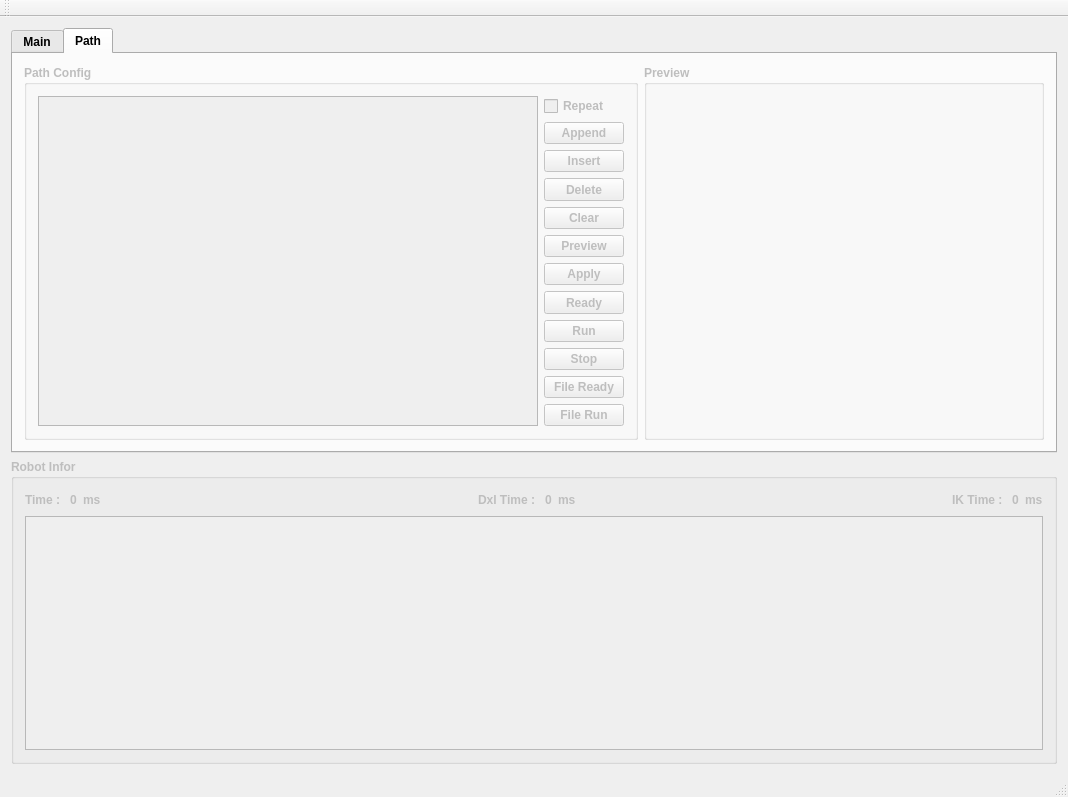
Before: the Qt Designer form RobotControllerUI/MainWindow/mainwindow.ui in hajunsong/Controller, drawn with Qt 5.
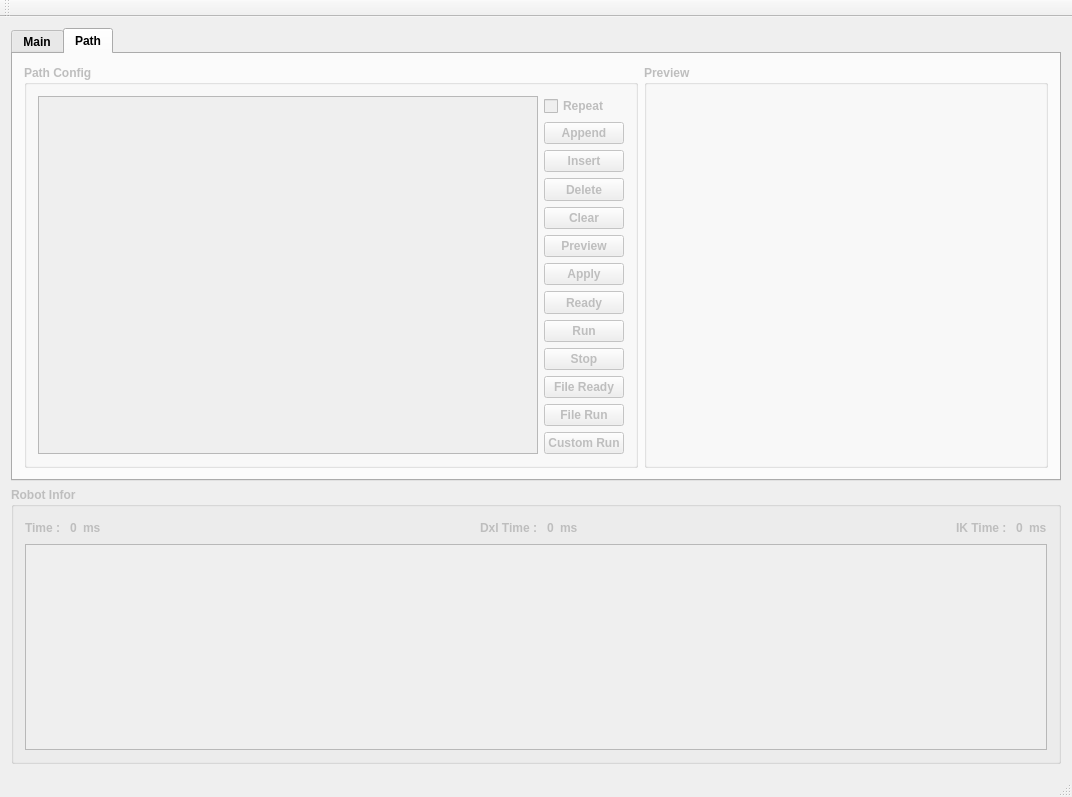
After: the same form once the commit is applied.

Commit message: custom run mode addition

Diff of the .ui file:
```diff
--- a/RobotControllerUI/MainWindow/mainwindow.ui
+++ b/RobotControllerUI/MainWindow/mainwindow.ui
@@ -6,7 +6,7 @@
    <rect>
     <x>0</x>
     <y>0</y>
-    <width>1058</width>
+    <width>1072</width>
     <height>797</height>
    </rect>
   </property>
@@ -1749,6 +1749,19 @@
                </property>
               </widget>
              </item>
+             <item>
+              <widget class="QPushButton" name="btnCustomRun">
+               <property name="sizePolicy">
+                <sizepolicy hsizetype="Minimum" vsizetype="Fixed">
+                 <horstretch>0</horstretch>
+                 <verstretch>0</verstretch>
+                </sizepolicy>
+               </property>
+               <property name="text">
+                <string>Custom Run</string>
+               </property>
+              </widget>
+             </item>
             </layout>
            </item>
           </layout>
```
Left out of the diff: 2 changed lines with no effect on the pictures. The commit also changes 7 other files.
